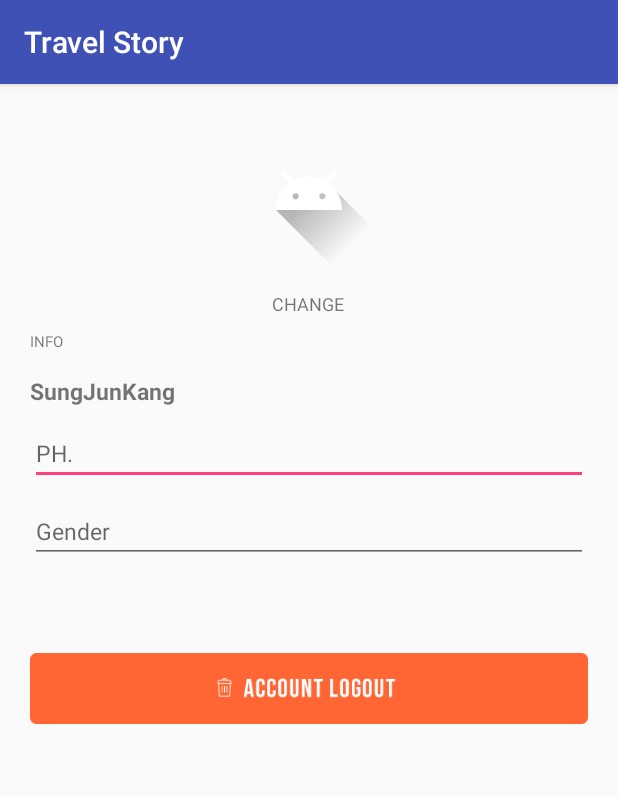
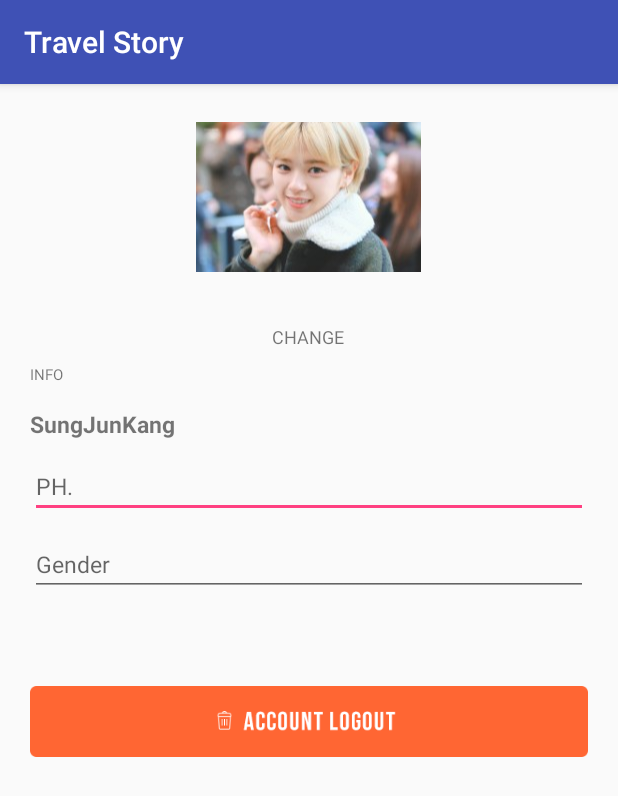
Before and after one commit to vpdls1511/2018_0XDhackathon, an Android app: the fragment SettingFragment shown on its own in the app's theme, on a phone screen of 412 x 824 dp. Shown: the top 796 px of the screen. Run offline under Robolectric (Android 15) with nearby library versions, the phone set to English and light mode, and no system bars; pictures from the network do not load.

Commit message:
recovery Project

```diff
--- a/app/src/main/java/com/keen/android/happckathon/ui/fragments/BoardFragment.java
+++ b/app/src/main/java/com/keen/android/happckathon/ui/fragments/BoardFragment.java
@@ -10,10 +10,12 @@ import android.view.View;
 import android.view.ViewGroup;
 
 import com.google.firebase.auth.FirebaseAuth;
+import com.google.firebase.database.DatabaseReference;
 import com.keen.android.happckathon.R;
 import com.keen.android.happckathon.libs.Item;
 import com.keen.android.happckathon.libs.RecyclerAdapter;
 
+import java.sql.DatabaseMetaData;
 import java.text.SimpleDateFormat;
 import java.util.ArrayList;
 import java.util.Calendar;
@@ -38,6 +40,8 @@ public class BoardFragment extends Fragment {
     SimpleDateFormat df = new SimpleDateFormat("yyyy-MM-dd HH:mm:ss");
     String formattedDate = df.format(c.getTime());
 
+
+    private DatabaseReference databaseReference;
     private RecyclerView recyclerView;
     private List<Item> items = new ArrayList<>();
 
--- a/app/src/main/java/com/keen/android/happckathon/ui/fragments/SettingFragment.java
+++ b/app/src/main/java/com/keen/android/happckathon/ui/fragments/SettingFragment.java
@@ -1,6 +1,6 @@
 package com.keen.android.happckathon.ui.fragments;
 
-import android.content.Context;
+import android.media.Image;
 import android.net.Uri;
 import android.os.Bundle;
 import android.support.v4.app.Fragment;
@@ -10,10 +10,10 @@ import android.view.ViewGroup;
 import android.widget.EditText;
 import android.widget.ImageView;
 import android.widget.TextView;
-import android.widget.Toast;
-import android.support.v4.app.FragmentActivity;
 
 import com.bumptech.glide.Glide;
+import com.google.android.gms.maps.model.Circle;
+import com.google.android.gms.maps.model.CircleOptions;
 import com.keen.android.happckathon.R;
 
 
@@ -37,11 +37,12 @@ public class SettingFragment extends Fragment {
 
     private OnFragmentInteractionListener mListener;
 
-    ImageView imgProfile;
+
+    ImageView profileImage;
+    ImageView logoutButton;
     TextView name;
     EditText et_Phone;
     EditText et_Gender;
-    ImageView Accountbtn;
 
     public SettingFragment() {
         // Required empty public constructor
@@ -81,15 +82,20 @@ public class SettingFragment extends Fragment {
 
         View convertView = inflater.inflate(R.layout.fragment_setting, container, false);
         // Inflate the layout for this fragment
-        imgProfile = convertView.findViewById(R.id.img_profile);
+
         name = convertView.findViewById(R.id.name);
         et_Phone = convertView.findViewById(R.id.et_Phone);
         et_Gender = convertView.findViewById(R.id.et_Gender);
-        Accountbtn = convertView.findViewById(R.id.Accountbtn);
+        profileImage = convertView.findViewById(R.id.profileImage);
+        logoutButton = convertView.findViewById(R.id.logoutButton);
+
+        Glide.with(getContext())
+                .load(R.drawable.first)
+                .into(profileImage);
 
         Glide.with(getContext())
                 .load(R.drawable.logoutbtn)
-                .into(Accountbtn);
+                .into(logoutButton);
 
         return convertView;
     }
--- a/app/src/main/res/layout/fragment_setting.xml
+++ b/app/src/main/res/layout/fragment_setting.xml
@@ -10,12 +10,12 @@
         android:layout_height="match_parent"
         android:orientation="vertical">
 
+
         <ImageView
-            android:id="@+id/img_profile"
-            android:layout_marginTop="20dp"
-            android:layout_width="match_parent"
-            android:layout_height="wrap_content"
-            android:src="@drawable/ic_launcher_background" />
+            android:id="@+id/profileImage"
+            android:layout_width="150dp"
+            android:layout_height="150dp"
+            android:layout_gravity="center"/>
 
         <TextView
             android:layout_width="wrap_content"
@@ -63,7 +63,7 @@
             android:textSize="15sp"/>
 
         <ImageView
-            android:id="@+id/Accountbtn"
+            android:id="@+id/logoutButton"
             android:layout_width="match_parent"
             android:layout_height="wrap_content"
             android:layout_marginTop="60dp"
```
